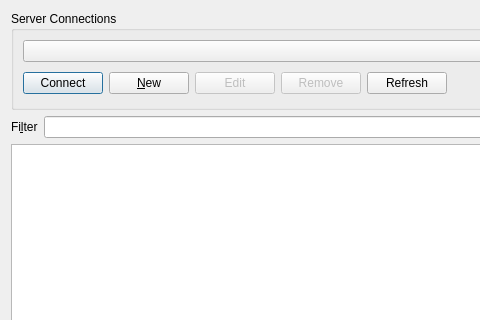
This is src/ui/qgsarcgisservicesourceselectbase.ui in nextgis/nextgisqgis as Qt 5 draws it before an edit; both pictures show x 0 to 480 and y 0 to 320 of the 790 by 730 pixel window. The edited form follows.
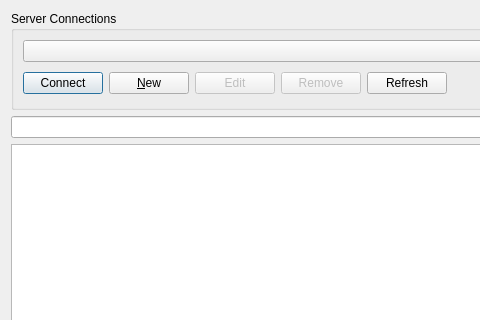
This is the edited form. Custom widgets are drawn as their Qt base class.

```diff
--- a/src/ui/qgsarcgisservicesourceselectbase.ui
+++ b/src/ui/qgsarcgisservicesourceselectbase.ui
@@ -124,19 +124,6 @@
    </item>
    <item>
     <layout class="QHBoxLayout" name="horizontalLayoutFilter">
-     <item>
-      <widget class="QLabel" name="labelFilter">
-       <property name="enabled">
-        <bool>true</bool>
-       </property>
-       <property name="text">
-        <string>Fi&amp;lter</string>
-       </property>
-       <property name="buddy">
-        <cstring>lineFilter</cstring>
-       </property>
-      </widget>
-     </item>
      <item>
       <widget class="QgsFilterLineEdit" name="lineFilter">
        <property name="enabled">
@@ -230,16 +217,16 @@
   </layout>
  </widget>
  <customwidgets>
-  <customwidget>
-   <class>QgsBrowserTreeView</class>
-   <extends>QTreeView</extends>
-   <header>qgsbrowsertreeview.h</header>
-  </customwidget>
   <customwidget>
    <class>QgsFilterLineEdit</class>
    <extends>QLineEdit</extends>
    <header>qgsfilterlineedit.h</header>
   </customwidget>
+  <customwidget>
+   <class>QgsBrowserTreeView</class>
+   <extends>QTreeView</extends>
+   <header>qgsbrowsertreeview.h</header>
+  </customwidget>
  </customwidgets>
  <tabstops>
   <tabstop>cmbConnections</tabstop>
```
Left out of the diff: 3 changed lines with no effect on the pictures.
